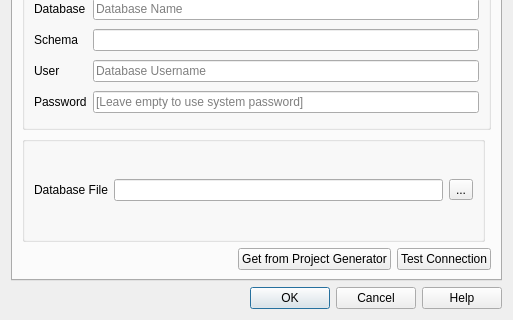
Before: the Qt Designer form asistente_ladm_col/ui/settings_dialog.ui in SwissTierrasColombia/Asistente-LADM-COL, drawn with Qt 5; both pictures show x 0 to 513 and y 156 to 476 of the 513 by 476 pixel window.
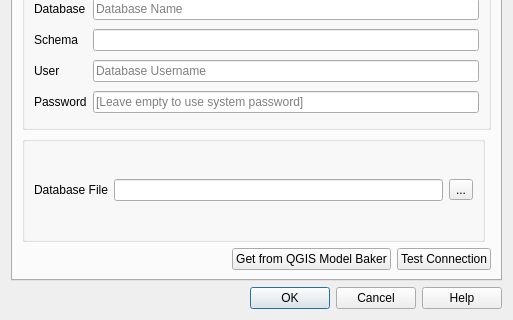
After: the same form once the commit is applied. Icons and pictures are not drawn. Custom widgets are drawn as their Qt base class.

Commit message: [core] Updated the dependency from ProjectGenerator to QGISModelBaker.

Patch:
```diff
--- a/asistente_ladm_col/ui/settings_dialog.ui
+++ b/asistente_ladm_col/ui/settings_dialog.ui
@@ -184,7 +184,7 @@
          <item>
           <widget class="QPushButton" name="btn_get_from_project_generator">
            <property name="text">
-            <string>Get from Project Generator</string>
+            <string>Get from QGIS Model Baker</string>
            </property>
           </widget>
          </item>
```
Left out of the diff: 2 changed lines with no effect on the pictures. The commit also changes 24 other files.
